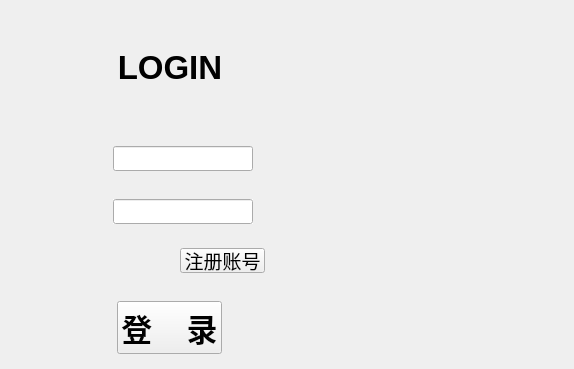
The window that loginwindow.ui (Zhang-Yiiiiii/BlackAndWhite) describes before a commit, drawn with Qt 5.
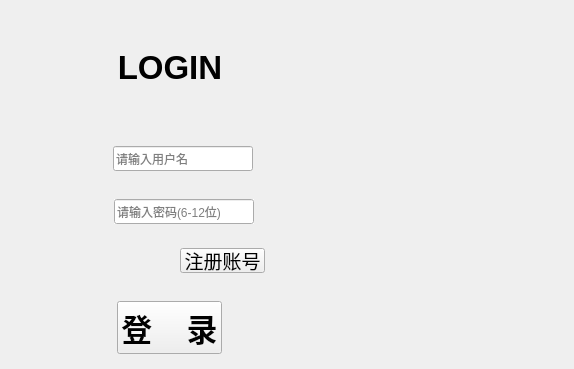
The same window after the commit. Icons and pictures are not drawn.

Commit message: 第三十五次提交 增加对游戏胜利的评级 增加可调节密码显示方式的功能

The edit to the form file:
```diff
--- a/loginwindow.ui
+++ b/loginwindow.ui
@@ -221,6 +221,12 @@
                <property name="frame">
                 <bool>true</bool>
                </property>
+               <property name="placeholderText">
+                <string>请输入用户名</string>
+               </property>
+               <property name="clearButtonEnabled">
+                <bool>false</bool>
+               </property>
               </widget>
              </item>
             </layout>
@@ -271,7 +277,7 @@
              </property>
              <property name="sizeHint" stdset="0">
               <size>
-               <width>10</width>
+               <width>13</width>
                <height>20</height>
               </size>
              </property>
@@ -338,12 +344,18 @@
                <property name="styleSheet">
                 <string notr="true"/>
                </property>
+               <property name="text">
+                <string/>
+               </property>
                <property name="frame">
                 <bool>true</bool>
                </property>
                <property name="echoMode">
                 <enum>QLineEdit::EchoMode::Password</enum>
                </property>
+               <property name="placeholderText">
+                <string>请输入密码(6-12位)</string>
+               </property>
               </widget>
              </item>
             </layout>
```
Left out of the diff: 20 changed lines with no effect on the pictures. The commit also changes 41 other files.
